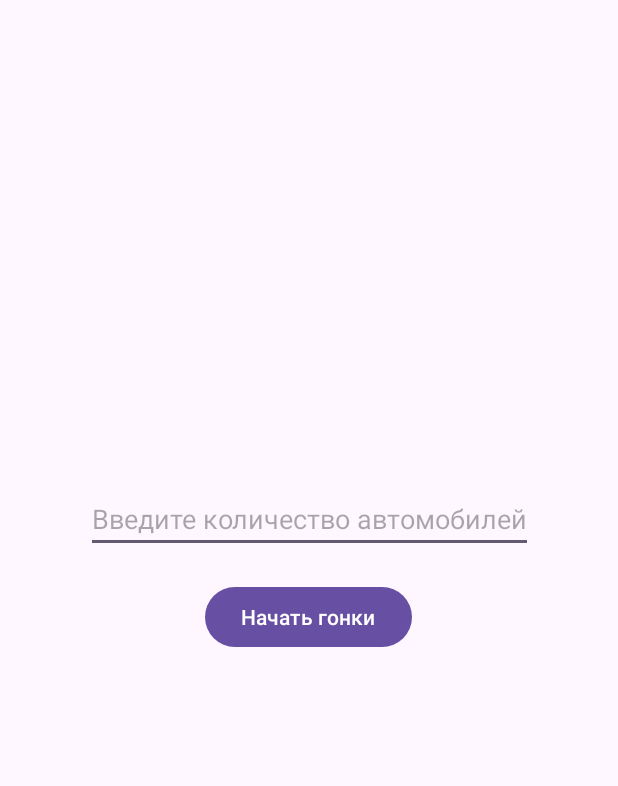
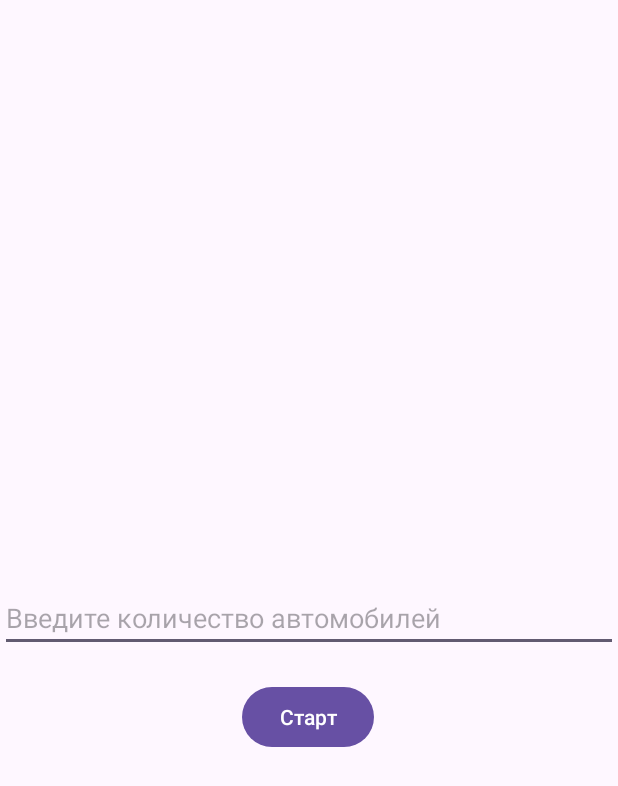
Before and after one commit to KamilSab/SummerPractic, an Android app: the layout activity_main.xml on its own in the app's theme, with its tools: preview values and no code run, on a phone screen of 412 x 824 dp. Shown: the top 786 px of the screen. Run offline under Robolectric (Android 15) with nearby library versions, the phone set to English and light mode, and no system bars.

Commit message:
ПРОБЛЕМЫ НЕЕЕТУ! Все работает! Надо было инициализировать id кнопки и текста

```diff
--- a/app/src/main/java/ru/itis/summerpractic24/MainActivity.kt
+++ b/app/src/main/java/ru/itis/summerpractic24/MainActivity.kt
@@ -1,20 +1,25 @@
 package ru.itis.summerpractic24
 
 import android.os.Bundle
+import android.widget.Button
+import android.widget.EditText
 import androidx.activity.enableEdgeToEdge
 import androidx.appcompat.app.AppCompatActivity
 import androidx.core.view.ViewCompat
 import androidx.core.view.WindowInsetsCompat
 import kotlin.random.Random
 
+
 class MainActivity : AppCompatActivity() {
     override fun onCreate(savedInstanceState: Bundle?) {
         super.onCreate(savedInstanceState)
         enableEdgeToEdge()
         setContentView(R.layout.activity_main)
+        val inputField: EditText = findViewById(R.id.inputField)
+        val startButton: Button = findViewById(R.id.startButton)
 
-            buttonStartRace.setOnClickListener {
-            val carCount = editTextCarCount.text.toString().toIntOrNull() ?: 0
+        startButton.setOnClickListener {
+            val carCount = inputField.text.toString().toIntOrNull() ?: 0
 
             if (carCount > 0) {
                 val cars = generateRandomCars(carCount)
--- a/app/src/main/res/layout/activity_main.xml
+++ b/app/src/main/res/layout/activity_main.xml
@@ -8,30 +8,30 @@
     tools:context=".MainActivity">
 
     <EditText
-        android:id="@+id/editTextCarCount"
+        android:id="@+id/inputField"
+        android:layout_width="match_parent"
+        android:layout_height="wrap_content"
+        android:layout_below="@id/main"
+        android:hint="Введите количество автомобилей"
+        app:layout_constraintBottom_toBottomOf="parent"
+        app:layout_constraintEnd_toEndOf="parent"
+        app:layout_constraintHorizontal_bias="0.0"
+        app:layout_constraintStart_toStartOf="parent"
+        app:layout_constraintTop_toTopOf="parent"
+        tools:ignore="MissingConstraints" />
+
+    <Button
+        android:id="@+id/startButton"
         android:layout_width="wrap_content"
         android:layout_height="wrap_content"
+        android:layout_below="@id/inputField"
         android:layout_centerHorizontal="true"
-        android:hint="Введите количество автомобилей"
-        android:inputType="number"
-        app:layout_constraintBottom_toBottomOf="parent"
-        app:layout_constraintEnd_toEndOf="parent"
-        app:layout_constraintStart_toStartOf="parent"
-        app:layout_constraintTop_toTopOf="parent"
-        app:layout_constraintVertical_bias="0.415"/>
-
-    <Button
-        android:id="@+id/buttonStartRace"
-        android:layout_width="wrap_content"
-        android:layout_height="wrap_content"
-        android:layout_below="@id/editTextCarCount"
-        android:layout_centerHorizontal="true"
-        android:text="Начать гонки"
+        android:text="Старт"
         app:layout_constraintBottom_toBottomOf="parent"
         app:layout_constraintEnd_toEndOf="parent"
         app:layout_constraintHorizontal_bias="0.498"
         app:layout_constraintStart_toStartOf="parent"
         app:layout_constraintTop_toTopOf="parent"
-        app:layout_constraintVertical_bias="0.499"/>
+        app:layout_constraintVertical_bias="0.585" />
 
 </androidx.constraintlayout.widget.ConstraintLayout>
```
